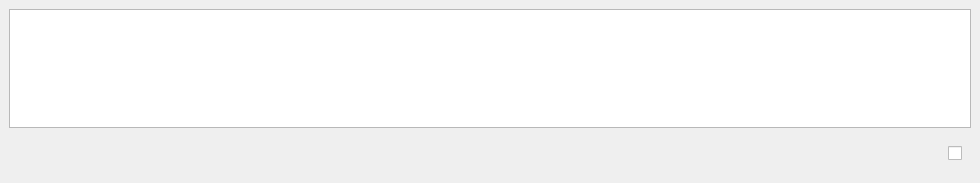
The window that ceed/ui/editors/animation_list/TimelineDockWidget.ui (timbaker/ceed) describes before a commit, drawn with Qt 5.
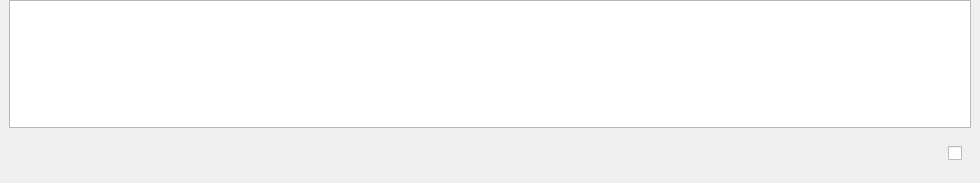
The same window after the commit. Icons and pictures are not drawn.

Commit message: Remove top margins of animation docks

Diff of the .ui file:
```diff
--- a/ceed/ui/editors/animation_list/TimelineDockWidget.ui
+++ b/ceed/ui/editors/animation_list/TimelineDockWidget.ui
@@ -18,6 +18,9 @@
   </property>
   <widget class="QWidget" name="dockWidgetContents">
    <layout class="QVBoxLayout" name="verticalLayout">
+    <property name="topMargin">
+     <number>0</number>
+    </property>
     <item>
      <widget class="QGraphicsView" name="view">
       <property name="alignment">
```
The commit also changes 1 other file.
